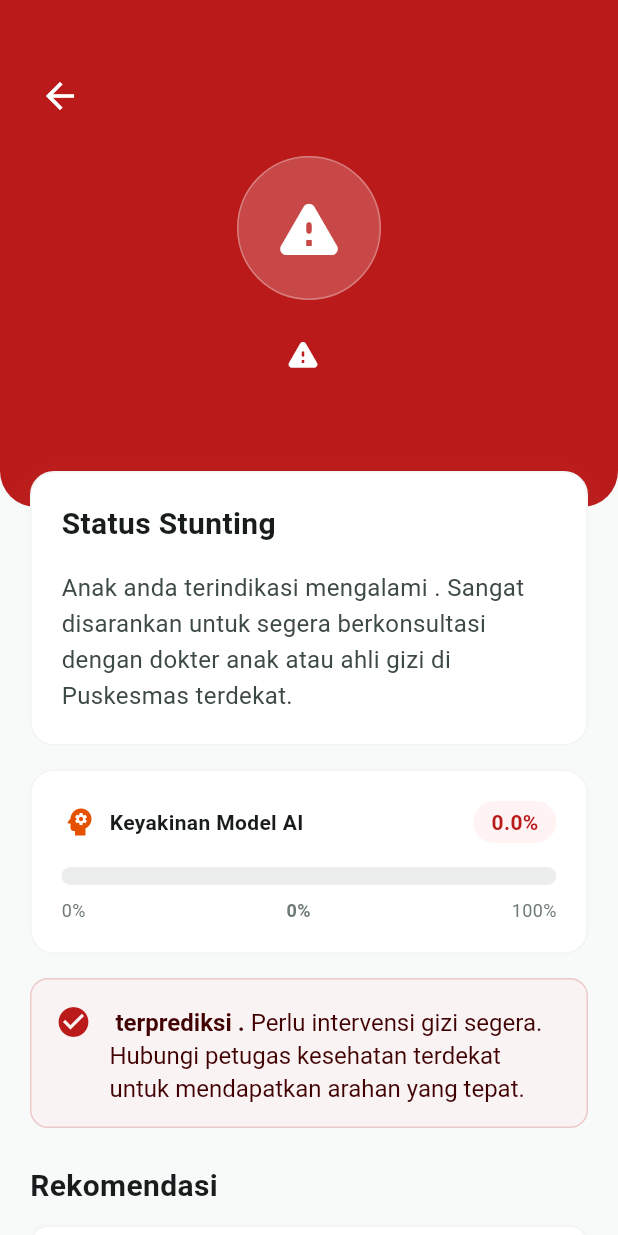
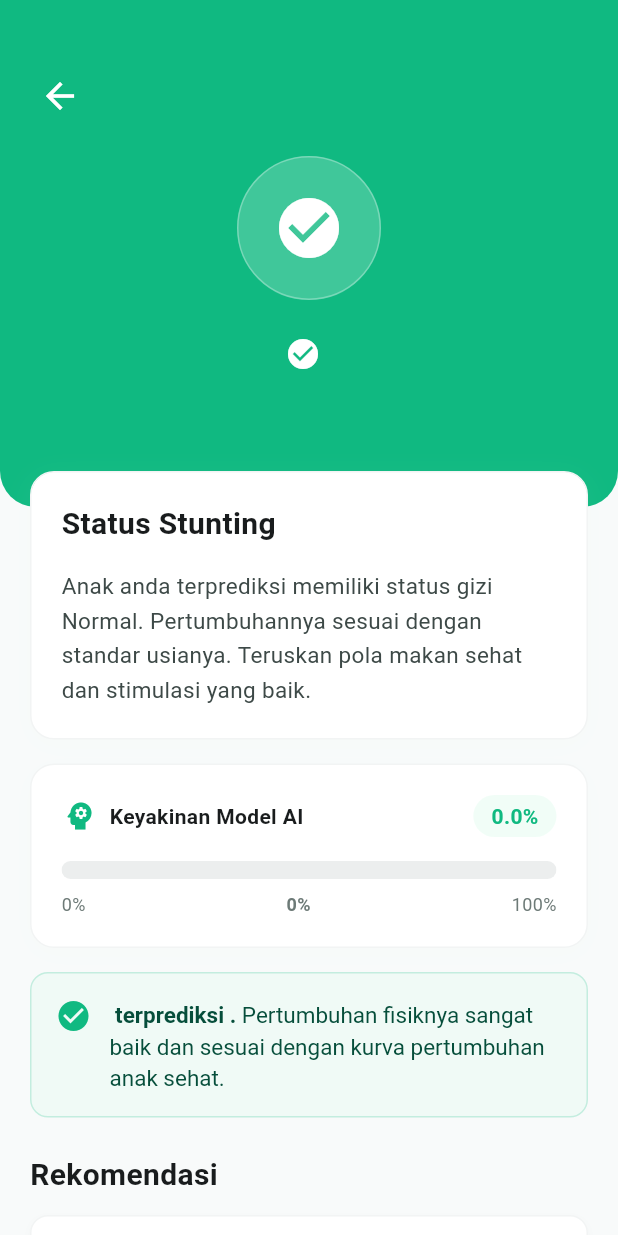
Before and after one commit to GilangPrattm/Prediksi-Stunting-Mobile, a Flutter app: the HasilPrediksiPage screen opened directly with empty values, on a phone screen of 412 x 824 dp. Run offline on Flutter 3.47's test engine with Material 3 defaults, Android fonts, the phone set to English and light mode, and no system bars; our stand-ins replace fl_chart, flutter_markdown_plus, shared_preferences; accounts and stored records are empty; Roboto replaces fonts that are missing (Nunito).

Commit message:
perbaiki halaman hasil prediksi dan halaman bantuan

```diff
--- a/lib/hasil_prediksi_page.dart
+++ b/lib/hasil_prediksi_page.dart
@@ -20,11 +20,32 @@ class HasilPrediksiPage extends StatelessWidget {
     this.rekomendasiTerstruktur,
   });
 
-  bool get _isNormal => hasilPrediksi.toLowerCase() == 'normal';
-  Color get _primaryColor => _isNormal ? const Color(0xFF006A63) : const Color(0xFFBA1A1A);
-  Color get _primaryContainer => _isNormal ? const Color(0xFF4DB6AC) : const Color(0xFFFFDAD6);
-  Color get _onPrimaryContainer => _isNormal ? const Color(0xFF00433F) : const Color(0xFF410002);
-  Color get _warningText => const Color(0xFFE65100);
+  // --- LOGIKA WARNA DINAMIS 4 STATUS ---
+  bool get _isTinggi => hasilPrediksi.toLowerCase().contains('tinggi');
+  bool get _isStunting => hasilPrediksi.toLowerCase().contains('stunting') || hasilPrediksi.toLowerCase().contains('pendek') || hasilPrediksi.toLowerCase().contains('berisiko');
+  bool get _isSangatStunting => hasilPrediksi.toLowerCase().contains('sangat stunting') || hasilPrediksi.toLowerCase().contains('sangat pendek') || hasilPrediksi.toLowerCase().contains('severely');
+  bool get _isNormal => !_isTinggi && !_isStunting && !_isSangatStunting;
+
+  Color get _primaryColor {
+    if (_isSangatStunting) return const Color(0xFFE11D48); // Rose/Merah
+    if (_isStunting) return const Color(0xFFF59E0B); // Amber/Oranye
+    if (_isTinggi) return const Color(0xFF1978E5); // Biru
+    return const Color(0xFF10B981); // Emerald/Hijau (Normal)
+  }
+
+  Color get _primaryContainer {
+    if (_isSangatStunting) return const Color(0xFFFFE4E6);
+    if (_isStunting) return const Color(0xFFFEF3C7);
+    if (_isTinggi) return const Color(0xFFD6E3FF);
+    return const Color(0xFFD1FAE5);
+  }
+
+  Color get _onPrimaryContainer {
+    if (_isSangatStunting) return const Color(0xFF881337);
+    if (_isStunting) return const Color(0xFF78350F);
+    if (_isTinggi) return const Color(0xFF003E9C);
+    return const Color(0xFF064E3B);
+  }
 
   final Color _bgColor = const Color(0xFFF8FAFA);
   final Color _surfaceLowest = const Color(0xFFFFFFFF);
@@ -107,6 +128,10 @@ class HasilPrediksiPage extends StatelessWidget {
   }
 
   Widget _buildHeroSection(BuildContext context) {
+    IconData heroIcon = Icons.check_circle;
+    if (_isTinggi) heroIcon = Icons.height;
+    if (_isStunting || _isSangatStunting) heroIcon = Icons.warning_rounded;
+
     return Container(
       padding: const EdgeInsets.only(bottom: 48, top: 40),
       decoration: BoxDecoration(
@@ -141,7 +166,7 @@ class HasilPrediksiPage extends StatelessWidget {
                 border: Border.all(color: Colors.white.withOpacity(0.3)),
               ),
               child: Icon(
-                _isNormal ? Icons.check_circle : Icons.warning_rounded,
+                heroIcon,
                 size: 48,
                 color: Colors.white,
               ),
@@ -150,7 +175,7 @@ class HasilPrediksiPage extends StatelessWidget {
               mainAxisAlignment: MainAxisAlignment.center,
               children: [
                 Icon(
-                  _isNormal ? Icons.check_circle : Icons.warning_rounded,
+                  heroIcon,
                   color: Colors.white,
                   size: 24,
                 ),
@@ -183,6 +208,15 @@ class HasilPrediksiPage extends StatelessWidget {
   }
 
   Widget _buildStatusCard() {
+    String message = '';
+    if (_isNormal) {
+      message = 'Anak anda terprediksi memiliki status gizi Normal. Pertumbuhannya sesuai dengan standar usianya. Teruskan pola makan sehat dan stimulasi yang baik.';
+    } else if (_isTinggi) {
+      message = 'Anak anda memiliki pertumbuhan tinggi badan di atas rata-rata usianya. Pastikan berat badannya juga proporsional ya, Bunda!';
+    } else {
+      message = 'Anak anda terindikasi mengalami $hasilPrediksi. Sangat disarankan untuk segera berkonsultasi dengan dokter anak atau ahli gizi di Puskesmas terdekat.';
+    }
+
     return Container(
       padding: const EdgeInsets.all(20),
       decoration: BoxDecoration(
@@ -199,10 +233,8 @@ class HasilPrediksiPage extends StatelessWidget {
           Text('Status Stunting', style: TextStyle(fontSize: 20, fontWeight: FontWeight.bold, color: _onSurface)),
           const SizedBox(height: 16),
           Text(
-            _isNormal
-              ? 'Anak anda terprediksi memiliki status gizi Normal. Pertumbuhannya sesuai dengan standar usianya. Teruskan pola makan sehat dan stimulasi yang baik.'
-              : 'Anak anda terindikasi mengalami $hasilPrediksi. Sangat disarankan untuk segera berkonsultasi dengan dokter anak atau ahli gizi di Puskesmas terdekat.',
-            style: TextStyle(fontSize: 16, color: _onSurfaceVariant, height: 1.5),
+            message,
+            style: TextStyle(fontSize: 15, color: _onSurfaceVariant, height: 1.5),
           ),
         ],
       ),
@@ -228,7 +260,7 @@ class HasilPrediksiPage extends StatelessWidget {
             children: [
               Row(
                 children: [
-                  Icon(Icons.psychology, color: _warningText),
+                  Icon(Icons.psychology, color: _primaryColor),
                   const SizedBox(width: 8),
                   Text('Keyakinan Model AI', style: TextStyle(fontSize: 14, fontWeight: FontWeight.bold, color: _onSurface)),
                 ],
@@ -317,6 +349,17 @@ class HasilPrediksiPage extends StatelessWidget {
   }
 
   Widget _buildAlertBox() {
+    IconData boxIcon = Icons.check_circle;
+    String alertMessage = 'Pertumbuhan fisiknya sangat baik dan sesuai dengan kurva pertumbuhan anak sehat.';
+
+    if (_isTinggi) {
+      boxIcon = Icons.info;
+      alertMessage = 'Pertumbuhan fisiknya berada di atas rata-rata usianya. Tetap pantau asupan gizi agar proporsional.';
+    } else if (_isStunting || _isSangatStunting) {
+      boxIcon = Icons.warning;
+      alertMessage = 'Perlu intervensi gizi segera. Hubungi petugas kesehatan terdekat untuk mendapatkan arahan yang tepat.';
+    }
+
     return Container(
       padding: const EdgeInsets.all(16),
       decoration: BoxDecoration(
@@ -327,17 +370,15 @@ class HasilPrediksiPage extends StatelessWidget {
       child: Row(
         crossAxisAlignment: CrossAxisAlignment.start,
         children: [
-          Icon(Icons.check_circle, color: _primaryColor, size: 24),
+          Icon(boxIcon, color: _primaryColor, size: 24),
           const SizedBox(width: 12),
           Expanded(
             child: RichText(
               text: TextSpan(
-                style: TextStyle(color: _onPrimaryContainer, fontSize: 16, height: 1.4),
+                style: TextStyle(color: _onPrimaryContainer, fontSize: 15, height: 1.4),
                 children: [
                   TextSpan(text: '$namaAnak terprediksi ${hasilPrediksi.toLowerCase()}. ', style: const TextStyle(fontWeight: FontWeight.bold)),
-                  TextSpan(text: _isNormal
-                    ? 'Pertumbuhan fisiknya sangat baik dan sesuai dengan kurva pertumbuhan anak sehat.'
-                    : 'Perlu intervensi gizi segera. Hubungi petugas kesehatan terdekat untuk mendapatkan arahan yang tepat.'),
+                  TextSpan(text: alertMessage),
                 ],
               ),
             ),
@@ -375,13 +416,15 @@ class HasilPrediksiPage extends StatelessWidget {
             child: Column(
               crossAxisAlignment: CrossAxisAlignment.start,
               children: [
-                Text('Saran Ahli Gizi', style: TextStyle(fontSize: 14, fontWeight: FontWeight.bold, color: _onSurface)),
+                Text('Saran Ahli Gizi AI', style: TextStyle(fontSize: 14, fontWeight: FontWeight.bold, color: _onSurface)),
                 const SizedBox(height: 4),
                 Text(
                   (rekomendasiTeks != null && rekomendasiTeks!.isNotEmpty)
                     ? rekomendasiTeks!
                     : 'Lanjutkan pemberian gizi seimbang dengan porsi yang sesuai untuk menjaga pertumbuhan optimal.',
-                  style: TextStyle(fontSize: 16, color: _onSurfaceVariant, height: 1.5),
+                  style: TextStyle(fontSize: 13, color: _onSurfaceVariant, height: 1.4),
+                  maxLines: 3, // [PERBAIKAN 1]: Membatasi teks AI agar tidak memakan tempat
+                  overflow: TextOverflow.ellipsis,
                 ),
               ],
             ),
@@ -402,11 +445,13 @@ class HasilPrediksiPage extends StatelessWidget {
       String nutrisi = kategori['nutrisi'] ?? 'Menu Pilihan';
       List<dynamic> makananList = kategori['makanan'] ?? [];
       for (var m in makananList) {
-        allRecipes.add({
-          'nutrisi': nutrisi,
-          'nama_makanan': m['nama_makanan'] ?? 'Resep Tanpa Nama',
-          'deskripsi': m['deskripsi'] ?? '',
-        });
+        if (m is Map) {
+          allRecipes.add({
+            'nutrisi': nutrisi,
+            'nama_makanan': m['nama_makanan'] ?? m['nama'] ?? m['menu'] ?? 'Resep Tanpa Nama',
+            'deskripsi': m['deskripsi'] ?? m['manfaat'] ?? '',
+          });
+        }
       }
     }
 
```
Also changed, not shown: lib/bantuan_page.dart (+25 -8 lines), lib/home_page.dart (+58 -163 lines), lib/inspirasi_page.dart (added, +226 -0 lines).
